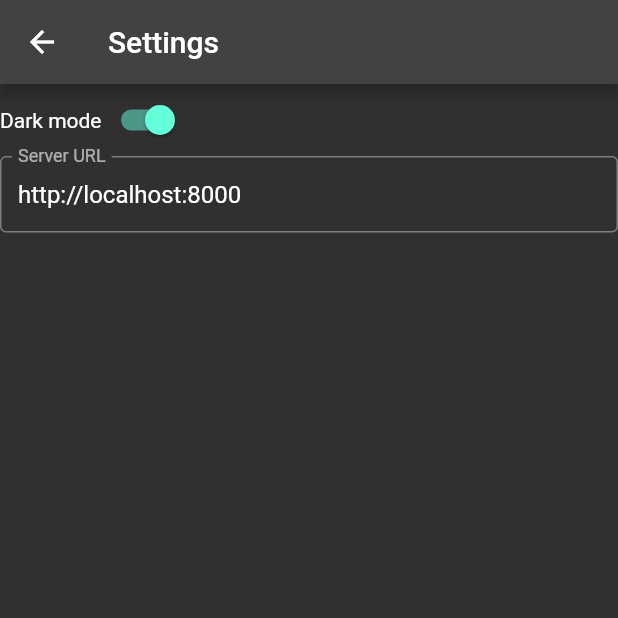
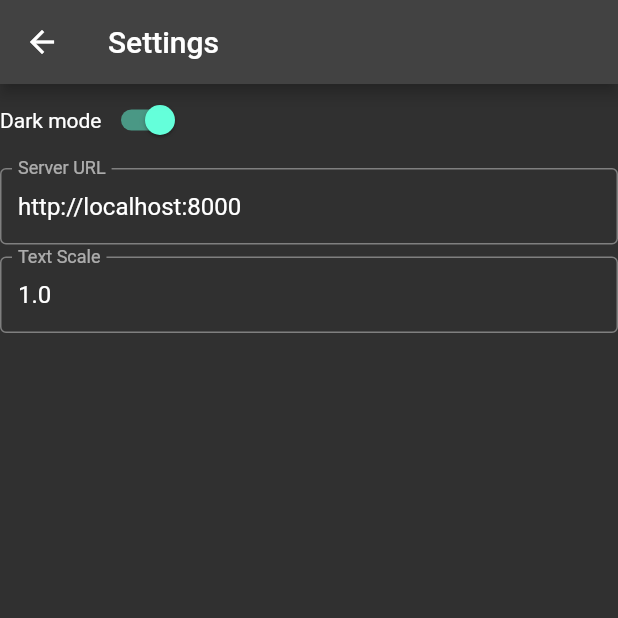
Before and after one commit to PixelSam123/pcp_frontend, a Flutter app: the screen it shows after launch, after a tap on "Open Settings page", on a phone screen of 412 x 824 dp, the top half of it. Run offline on Flutter 3.47's test engine with Material 2 defaults, Android fonts, the phone set to English and light mode, and no system bars; our stand-ins replace flutter_highlight, shared_preferences; missing offline and left inert: flutter_code_editor, highlight.

Commit message:
add text scale setting

```diff
--- a/lib/main.dart
+++ b/lib/main.dart
@@ -13,13 +13,16 @@ class AppSettings with ChangeNotifier {
     required SharedPreferences prefs,
     required bool isDarkMode,
     required String serverUrl,
+    required double textScale,
   })  : _prefs = prefs,
         _isDarkMode = isDarkMode,
-        _serverUrl = serverUrl;
+        _serverUrl = serverUrl,
+        _textScale = textScale;
 
   final SharedPreferences _prefs;
   bool _isDarkMode;
   String _serverUrl;
+  double _textScale;
 
   static Future<AppSettings> load() async {
     final prefs = await SharedPreferences.getInstance();
@@ -28,6 +31,7 @@ class AppSettings with ChangeNotifier {
       prefs: prefs,
       isDarkMode: prefs.getBool('isDarkMode') ?? true,
       serverUrl: prefs.getString('serverUrl') ?? 'http://localhost:8000',
+      textScale: prefs.getDouble('textScale') ?? 1.0,
     );
   }
 
@@ -43,6 +47,13 @@ class AppSettings with ChangeNotifier {
     _serverUrl = serverUrl;
     notifyListeners();
     _prefs.setString('serverUrl', _serverUrl);
+  }
+
+  double get textScale => _textScale;
+  set textScale(double textScale) {
+    _textScale = textScale;
+    notifyListeners();
+    _prefs.setDouble('textScale', _textScale);
   }
 }
 
@@ -71,7 +82,9 @@ class MyApp extends StatelessWidget {
               return MaterialApp(
                 debugShowCheckedModeBanner: false,
                 builder: (context, child) => MediaQuery(
-                  data: MediaQuery.of(context).copyWith(textScaleFactor: 1.0),
+                  data: MediaQuery.of(context).copyWith(
+                    textScaleFactor: appSettings.textScale,
+                  ),
                   child: child!,
                 ),
                 title: title,
@@ -246,6 +259,7 @@ class SettingsPage extends StatefulWidget {
 
 class _SettingsPageState extends State<SettingsPage> {
   final _serverUrl = TextEditingController();
+  final _textScale = TextEditingController();
 
   void _setIsDarkMode(AppSettings appSettings, bool value) {
     appSettings.isDarkMode = value;
@@ -255,11 +269,17 @@ class _SettingsPageState extends State<SettingsPage> {
     appSettings.serverUrl = value;
   }
 
+  void _setTextScale(AppSettings appSettings, String value) {
+    appSettings.textScale = double.parse(value);
+  }
+
   @override
   void initState() {
     super.initState();
 
-    _serverUrl.text = context.read<AppSettings>().serverUrl;
+    final currentAppSettings = context.read<AppSettings>();
+    _serverUrl.text = currentAppSettings.serverUrl;
+    _textScale.text = currentAppSettings.textScale.toString();
   }
 
   @override
@@ -283,6 +303,7 @@ class _SettingsPageState extends State<SettingsPage> {
                 onChanged: (value) => _setIsDarkMode(appSettings, value),
               ),
             ]),
+            const SizedBox(height: PadSize.small),
             TextField(
               controller: _serverUrl,
               onChanged: (value) => _setServerUrl(appSettings, value),
@@ -290,6 +311,16 @@ class _SettingsPageState extends State<SettingsPage> {
                 border: OutlineInputBorder(),
                 isDense: true,
                 labelText: 'Server URL',
+              ),
+            ),
+            const SizedBox(height: PadSize.small),
+            TextField(
+              controller: _textScale,
+              onChanged: (value) => _setTextScale(appSettings, value),
+              decoration: const InputDecoration(
+                border: OutlineInputBorder(),
+                isDense: true,
+                labelText: 'Text Scale',
               ),
             ),
           ]);
```
